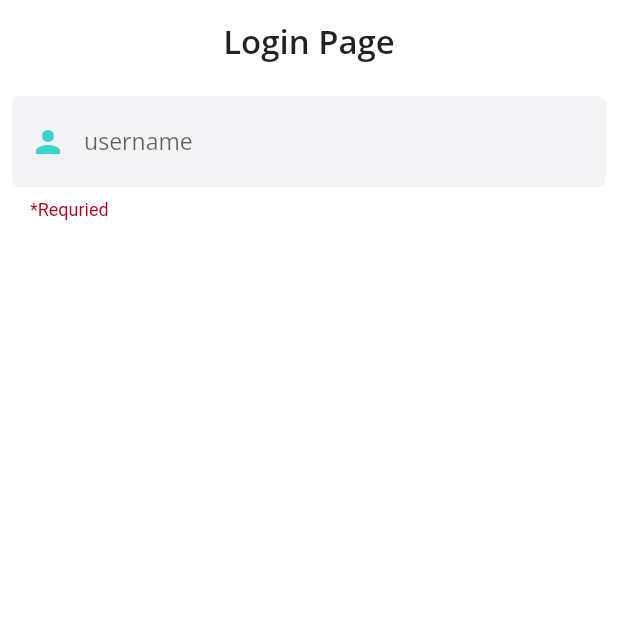
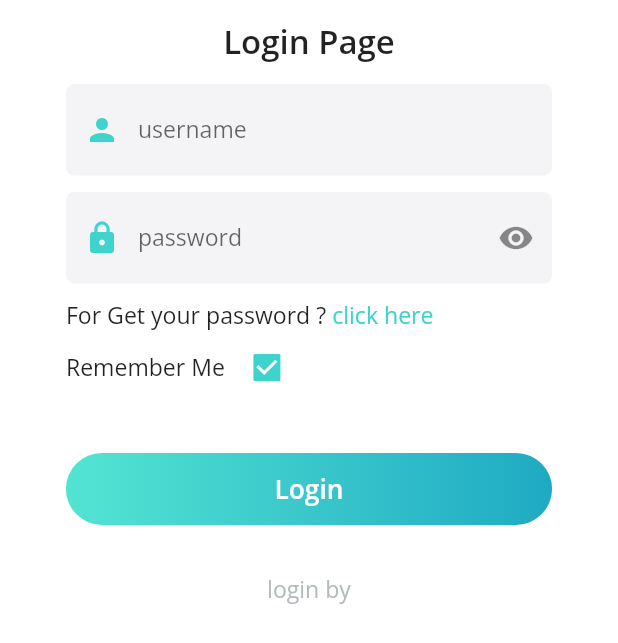
Before and after one commit to AbdalazizAbdallah/customer_app, a Flutter app: the screen it shows after launch, on a phone screen of 412 x 824 dp. Shown: the top 643 px of the screen. Run offline on Flutter 3.47's test engine with Material 2 defaults, Android fonts, the phone set to English and light mode, and no system bars; our stand-ins replace badges, dio, flutter_dotenv, flutter_expandable_fab, flutter_screenutil, flutter_svg and 5 more.

Commit message:
feat (auth:pages) : resume desing login page , and extract text field as widget

```diff
--- a/lib/core/constants/sizes_app.dart
+++ b/lib/core/constants/sizes_app.dart
@@ -20,6 +20,7 @@ class SizesApp {
   static final double r105 = 105.r;
   static final double r75 = 75.r;
   static final double r130 = 130.r;
+  static final double r40 = 40.r;
 
   static const double doubleInfinity = double.infinity;
 
--- a/lib/core/localizations/ar.dart
+++ b/lib/core/localizations/ar.dart
@@ -13,4 +13,5 @@ Map<String, String> arEg = {
   'popular_filters': 'التصفيات الشائعة',
   'provides_service': 'الخدمات الموفرة',
   'done': 'تم',
+  'requried': '*مطلوب',
 };
--- a/lib/core/localizations/en.dart
+++ b/lib/core/localizations/en.dart
@@ -13,4 +13,5 @@ Map<String, String> enUs = {
   'popular_filters': 'Popular filters',
   'provides_service': 'Provides a service',
   'done': 'Done',
+  'requried': '*Requried',
 };
--- /dev/null
+++ b/lib/features/auth/presentation/controllers/custom_text_field_password_controller.dart
@@ -0,0 +1,10 @@
+import 'package:get/get.dart';
+
+class CustomTextFieldPasswordController extends GetxController {
+  bool isVisiable = true;
+
+  changeVisiable() {
+    isVisiable = !isVisiable;
+    update();
+  }
+}
--- a/lib/features/auth/presentation/pages/login_page.dart
+++ b/lib/features/auth/presentation/pages/login_page.dart
@@ -1,44 +1,115 @@
 import 'package:customer_app/core/constants/colors_app.dart';
 import 'package:customer_app/core/constants/sizes_app.dart';
 import 'package:customer_app/core/constants/styles_app.dart';
+import 'package:customer_app/core/widgets/custom_button_widget.dart';
+import 'package:customer_app/features/auth/presentation/controllers/custom_text_field_password_controller.dart';
+import 'package:customer_app/features/auth/presentation/widgets/custom_text_field_password.dart';
+import 'package:customer_app/features/auth/presentation/widgets/custom_text_field_widget.dart';
 import 'package:flutter/material.dart';
+import 'package:get/get.dart';
 
 class LoginPage extends StatelessWidget {
   @override
   Widget build(BuildContext context) {
+    Get.create(
+      () => CustomTextFieldPasswordController(),
+    );
+
     return Scaffold(
       appBar: AppBar(title: Text('Login Page')),
-      body: Column(
-        children: [
-          Padding(
-            padding: const EdgeInsets.all(8.0),
-            child: TextFormField(
-              decoration: InputDecoration(
-                prefixIcon: Icon(
-                  Icons.person,
-                  color: ColorsApp.primary,
+      body: Padding(
+        padding: EdgeInsets.symmetric(horizontal: SizesApp.r40),
+        child: Column(
+          children: [
+            CustomTextFieldWidget(
+              controllerTextField: TextEditingController(),
+              hintText: 'username',
+              prefixIcon: Icons.person,
+              myKeyboardType: TextInputType.name,
+            ),
+            SizedBox(
+              height: SizesApp.r10,
+            ),
+            CustomTextFieldPassword(
+              controllerTextField: TextEditingController(),
+              hintText: 'password',
+            ),
+            SizedBox(
+              height: SizesApp.r10,
+            ),
+            Row(
+              children: [
+                Text(
+                  'For Get your password ? ',
+                  style: StylesApp.subtitle2,
                 ),
-                hintText: 'username',
-                hintStyle: StylesApp.subtitle2,
-                border: OutlineInputBorder(
-                  borderSide: BorderSide.none,
-                  borderRadius: BorderRadius.circular(SizesApp.r5),
+                InkWell(
+                  onTap: () {},
+                  child: Text(
+                    'click here',
+                    style: StylesApp.subtitle2.copyWith(
+                      color: ColorsApp.primary,
+                    ),
+                  ),
                 ),
-                filled: true,
-                fillColor: ColorsApp.greyTooLight,
-              ),
-              textInputAction: TextInputAction.next,
-              autovalidateMode: AutovalidateMode.always,
-              keyboardType: TextInputType.name,
-              validator: (value) {
-                if (value != null && value.isEmpty) {
-                  return '*Requried';
-                } else
-                  return null;
+              ],
+            ),
+            Row(
+              children: [
+                Text(
+                  'Remember Me ',
+                  style: StylesApp.subtitle2,
+                ),
+                Checkbox(
+                  activeColor: ColorsApp.primary,
+                  value: true,
+                  onChanged: (value) {},
+                ),
+              ],
+            ),
+            SizedBox(
+              height: SizesApp.r30,
+            ),
+            CustomButtonWidget(
+              title: 'Login',
+              onPressed: () {
+                Get.dialog(
+                  Scaffold(
+                    backgroundColor: Colors.transparent,
+                    body: Center(
+                      child: Card(
+                        color: ColorsApp.white,
+                        child: Padding(
+                          padding: EdgeInsets.all(SizesApp.r10),
+                          child: Row(
+                            crossAxisAlignment: CrossAxisAlignment.center,
+                            mainAxisSize: MainAxisSize.min,
+                            children: [
+                              CircularProgressIndicator(),
+                              SizedBox(
+                                width: SizesApp.r10,
+                              ),
+                              Text('waiting ...'),
+                            ],
+                          ),
+                        ),
+                      ),
+                    ),
+                  ),
+                );
               },
             ),
-          ),
-        ],
+            SizedBox(
+              height: SizesApp.r30,
+            ),
+            Text(
+              'login by',
+              style: StylesApp.subtitle2.copyWith(
+                color: ColorsApp.grey.withOpacity(0.65),
+              ),
+            )
+          ],
+        ),
       ),
     );
   }
--- /dev/null
+++ b/lib/features/auth/presentation/widgets/custom_text_field_password.dart
@@ -0,0 +1,66 @@
+import 'package:customer_app/core/constants/colors_app.dart';
+import 'package:customer_app/core/constants/sizes_app.dart';
+import 'package:customer_app/core/constants/styles_app.dart';
+import 'package:customer_app/features/auth/presentation/controllers/custom_text_field_password_controller.dart';
+import 'package:flutter/material.dart';
+import 'package:get/get.dart';
+
+class CustomTextFieldPassword extends StatelessWidget {
+  const CustomTextFieldPassword({
+    Key? key,
+    required this.hintText,
+    required this.controllerTextField,
+    this.myTextInputAction = TextInputAction.next,
+  }) : super(key: key);
+
+  final String hintText;
+  final TextInputAction myTextInputAction;
+  final TextEditingController? controllerTextField;
+
+  @override
+  Widget build(BuildContext context) {
+    return GetBuilder<CustomTextFieldPasswordController>(
+      builder: (controller) {
+        return TextFormField(
+          controller: controllerTextField,
+          decoration: InputDecoration(
+            prefixIcon: Icon(
+              Icons.lock,
+              color: ColorsApp.primary,
+            ),
+            suffixIcon: controller.isVisiable
+                ? IconButton(
+                    splashColor: null,
+                    onPressed: () => controller.changeVisiable(),
+                    icon: Icon(Icons.visibility))
+                : IconButton(
+                    splashColor: null,
+                    onPressed: () => controller.changeVisiable(),
+                    icon: Icon(Icons.visibility_off)),
+            hintText: hintText,
+            hintStyle: StylesApp.subtitle2,
+            border: OutlineInputBorder(
+              borderSide: BorderSide.none,
+              borderRadius: BorderRadius.circular(SizesApp.r5),
+            ),
+            filled: true,
+            fillColor: ColorsApp.greyTooLight,
+          ),
+          textInputAction: myTextInputAction,
+          obscureText: controller.isVisiable,
+          autovalidateMode: AutovalidateMode.onUserInteraction,
+          keyboardType: TextInputType.visiblePassword,
+          validator: validateFunctionIsNotEmpty,
+        );
+      },
+    );
+  }
+}
+
+String? validateFunctionIsNotEmpty(String? value) {
+  if (value != null && value.isEmpty) {
+    return 'requried'.tr;
+  } else {
+    return null;
+  }
+}
--- /dev/null
+++ b/lib/features/auth/presentation/widgets/custom_text_field_widget.dart
@@ -0,0 +1,57 @@
+import 'package:customer_app/core/constants/colors_app.dart';
+import 'package:customer_app/core/constants/sizes_app.dart';
+import 'package:customer_app/core/constants/styles_app.dart';
+import 'package:flutter/material.dart';
+import 'package:get/get.dart';
+
+class CustomTextFieldWidget extends StatelessWidget {
+  const CustomTextFieldWidget({
+    Key? key,
+    required this.hintText,
+    required this.prefixIcon,
+    required this.myKeyboardType,
+    required this.controllerTextField,
+    this.validatorFunction = validateFunctionIsNotEmpty,
+    this.myTextInputAction = TextInputAction.next,
+  }) : super(key: key);
+
+  final String hintText;
+  final IconData prefixIcon;
+  final TextInputAction myTextInputAction;
+  final TextInputType myKeyboardType;
+  final TextEditingController? controllerTextField;
+  final String? Function(String?)? validatorFunction;
+
+  @override
+  Widget build(BuildContext context) {
+    return TextFormField(
+      controller: controllerTextField,
+      decoration: InputDecoration(
+        prefixIcon: Icon(
+          prefixIcon,
+          color: ColorsApp.primary,
+        ),
+        hintText: hintText,
+        hintStyle: StylesApp.subtitle2,
+        border: OutlineInputBorder(
+          borderSide: BorderSide.none,
+          borderRadius: BorderRadius.circular(SizesApp.r5),
+        ),
+        filled: true,
+        fillColor: ColorsApp.greyTooLight,
+      ),
+      textInputAction: myTextInputAction,
+      autovalidateMode: AutovalidateMode.onUserInteraction,
+      keyboardType: myKeyboardType,
+      validator: validatorFunction,
+    );
+  }
+}
+
+String? validateFunctionIsNotEmpty(String? value) {
+  if (value != null && value.isEmpty) {
+    return 'requried'.tr;
+  } else {
+    return null;
+  }
+}
--- a/lib/ui/pages/filter_screen/screens/filter_screen.dart
+++ b/lib/ui/pages/filter_screen/screens/filter_screen.dart
@@ -4,11 +4,11 @@ import 'package:customer_app/core/constants/colors_app.dart';
 import 'package:customer_app/core/constants/images_app.dart';
 import 'package:customer_app/core/constants/sizes_app.dart';
 import 'package:customer_app/core/constants/styles_app.dart';
+import 'package:customer_app/core/widgets/custom_button_widget.dart';
 import 'package:customer_app/ui/pages/filter_screen/contollers/filter_type_contollers.dart';
 import 'package:customer_app/ui/pages/filter_screen/widgets/chip_popular_filter_widget.dart';
 import 'package:customer_app/ui/pages/filter_screen/widgets/filter_type_widget.dart';
 import 'package:customer_app/ui/pages/filter_screen/widgets/provide_service_filter_widget.dart';
-import 'package:customer_app/ui/widgets/custom_button_widget.dart';
 import 'package:flutter/material.dart';
 import 'package:flutter_svg/flutter_svg.dart';
 import 'package:get/get.dart';
--- a/pubspec.yaml
+++ b/pubspec.yaml
@@ -45,6 +45,7 @@ dependencies:
   google_fonts: ^3.0.1
   flutter_expandable_fab: ^1.5.1
   badges: ^2.0.3
+  social_login_buttons: ^1.0.6+2
 
 dev_dependencies:
   flutter_test:
```
Also changed, not shown: lib/core/widgets/custom_button_widget.dart (renamed from lib/ui/widgets/custom_button_widget.dart).
